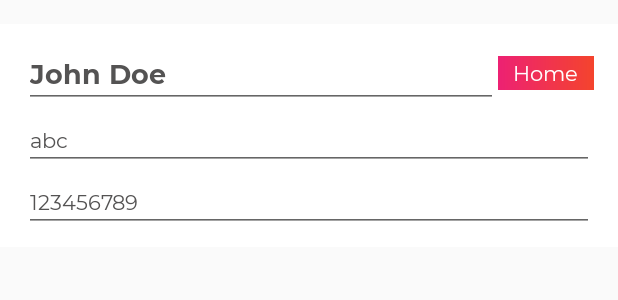
After one commit to Aaron-Cartier/E-Commerce_App, an Android app: the layout item_address_layout.xml on its own in the app's theme, with its tools: preview values and no code run, on a phone screen of 412 x 824 dp. The commit adds this screen. Shown: the top 300 px of the screen. Run offline under Robolectric (Android 15) with nearby library versions, the phone set to English and light mode, and no system bars.

Commit message:
commit #90 - Added adapter to show the list of addresses in the address page. User can now in real time add and view address in the list upon submitting.

```diff
--- a/app/src/main/java/com/example/e_commerce/ui/activities/AddEditAddressActivity.kt
+++ b/app/src/main/java/com/example/e_commerce/ui/activities/AddEditAddressActivity.kt
@@ -24,6 +24,7 @@ class AddEditAddressActivity : BaseActivity() {
         rg_type.setOnCheckedChangeListener { _, checkedId ->
             if(checkedId == R.id.rb_other) {
                 til_other_details.visibility = View.VISIBLE
+                btn_submit_address.visibility = View.VISIBLE
             }else{
                 til_other_details.visibility = View.GONE
             }
@@ -123,7 +124,7 @@ class AddEditAddressActivity : BaseActivity() {
                 otherDetails
             )
 
-            FireStoreClass().addAddress(this, addressModel)
+            FireStoreClass().addAddress(this@AddEditAddressActivity, addressModel)
         }
     }
 
@@ -132,5 +133,6 @@ class AddEditAddressActivity : BaseActivity() {
 
         Toast.makeText(this@AddEditAddressActivity,
         resources.getString(R.string.err_your_address_added_successfully), Toast.LENGTH_SHORT).show()
+        finish()
     }
 }
--- a/app/src/main/res/layout/activity_add_edit_address.xml
+++ b/app/src/main/res/layout/activity_add_edit_address.xml
@@ -31,14 +31,15 @@
 
     <ScrollView
         android:layout_width="match_parent"
-        android:layout_height="wrap_content"
+        android:layout_height="match_parent"
+        android:layout_marginTop= "55dp"
         app:layout_constraintEnd_toEndOf="parent"
         app:layout_constraintStart_toStartOf="parent"
         app:layout_constraintTop_toBottomOf="@id/toolbar_add_edit_address_activity">
 
         <androidx.constraintlayout.widget.ConstraintLayout
             android:layout_width="match_parent"
-            android:layout_height="wrap_content">
+            android:layout_height="match_parent">
 
             <com.google.android.material.textfield.TextInputLayout
                 android:id="@+id/til_full_name"
@@ -258,7 +259,6 @@
                 app:layout_constraintEnd_toEndOf="parent"
                 app:layout_constraintStart_toStartOf="parent"
                 app:layout_constraintTop_toBottomOf="@id/til_other_details" />
-
         </androidx.constraintlayout.widget.ConstraintLayout>
     </ScrollView>
 </androidx.constraintlayout.widget.ConstraintLayout>
--- /dev/null
+++ b/app/src/main/res/layout/item_address_layout.xml
@@ -0,0 +1,61 @@
+<?xml version="1.0" encoding="utf-8"?>
+<LinearLayout xmlns:android="http://schemas.android.com/apk/res/android"
+    xmlns:tools="http://schemas.android.com/tools"
+    android:layout_width="match_parent"
+    android:layout_height="wrap_content"
+    android:layout_marginTop="@dimen/item_address_marginTop"
+    android:background="@color/colorWhite"
+    android:orientation="vertical"
+    android:paddingStart="@dimen/item_address_paddingStartEnd"
+    android:paddingTop="@dimen/item_address_paddingTopBottom"
+    android:paddingEnd="@dimen/item_address_paddingStartEnd"
+    android:paddingBottom="@dimen/item_address_paddingTopBottom">
+
+    <LinearLayout
+        android:layout_width="match_parent"
+        android:layout_height="wrap_content"
+        android:gravity="center_vertical"
+        android:orientation="horizontal">
+
+        <com.example.e_commerce.utils.TextViewBold
+            android:id="@+id/tv_address_full_name"
+            android:layout_width="0dp"
+            android:layout_height="wrap_content"
+            android:layout_weight="1"
+            android:textColor="@color/item_value_text_color"
+            android:textSize="@dimen/item_address_name_textSize"
+            tools:text="John Doe" />
+
+        <com.example.e_commerce.utils.TextView
+            android:id="@+id/tv_address_type"
+            android:layout_width="wrap_content"
+            android:layout_height="wrap_content"
+            android:background="@drawable/app_gradient_color_background"
+            android:paddingStart="@dimen/item_address_type_paddingStartEnd"
+            android:paddingTop="@dimen/item_address_type_paddingTopBottom"
+            android:paddingEnd="@dimen/item_address_type_paddingStartEnd"
+            android:paddingBottom="@dimen/item_address_type_paddingTopBottom"
+            android:textColor="@color/colorWhite"
+            android:textSize="@dimen/address_details_textSize"
+            android:textStyle="bold"
+            tools:text="Home" />
+    </LinearLayout>
+
+    <com.example.e_commerce.utils.TextView
+        android:id="@+id/tv_address_details"
+        android:layout_width="match_parent"
+        android:layout_height="wrap_content"
+        android:layout_marginTop="@dimen/address_details_marginTop"
+        android:textColor="@color/item_value_text_color"
+        android:textSize="@dimen/address_details_textSize"
+        tools:text="abc" />
+
+    <com.example.e_commerce.utils.TextView
+        android:id="@+id/tv_address_mobile_number"
+        android:layout_width="match_parent"
+        android:layout_height="wrap_content"
+        android:layout_marginTop="@dimen/address_details_marginTop"
+        android:textColor="@color/item_value_text_color"
+        android:textSize="@dimen/address_details_textSize"
+        tools:text="123456789" />
+</LinearLayout>
--- a/app/src/main/res/values/dimensions.xml
+++ b/app/src/main/res/values/dimensions.xml
@@ -133,4 +133,13 @@
 
     <dimen name="add_edit_address_radio_button_height">40dp</dimen>
     <dimen name="add_edit_address_radio_button_marginStartEnd">5dp</dimen>
+
+    <dimen name="item_address_marginTop">16dp</dimen>
+    <dimen name="item_address_paddingStartEnd">16dp</dimen>
+    <dimen name="item_address_paddingTopBottom">10dp</dimen>
+    <dimen name="item_address_name_textSize">18sp</dimen>
+    <dimen name="item_address_type_paddingStartEnd">10dp</dimen>
+    <dimen name="item_address_type_paddingTopBottom">2dp</dimen>
+    <dimen name="address_details_textSize">14sp</dimen>
+    <dimen name="address_details_marginTop">2dp</dimen>
 </resources>
```
Also changed, not shown: app/src/main/java/com/example/e_commerce/ui/activities/AddressListActivity.kt (+18 -2 lines), app/src/main/java/com/example/e_commerce/ui/adapters/AddressListAdapter.kt (added, +72 -0 lines).
